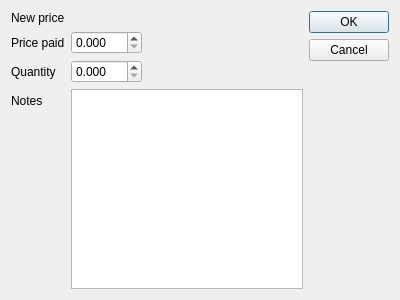
The window that pricedialog.ui (Greezael/sukaldu) describes before a commit, drawn with Qt 5.
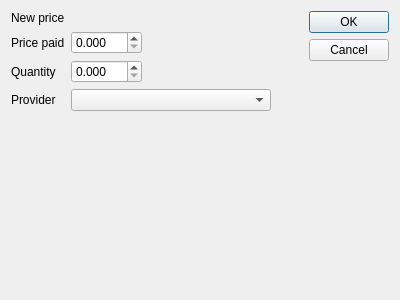
The same window after the commit.

Commit message: Added price providers for the products

What changed in the file:
```diff
--- a/pricedialog.ui
+++ b/pricedialog.ui
@@ -75,12 +75,25 @@
      <item row="5" column="0">
       <widget class="QLabel" name="price_notes_tag">
        <property name="text">
-        <string>Notes</string>
+        <string>Provider</string>
        </property>
       </widget>
      </item>
      <item row="5" column="1">
-      <widget class="QTextEdit" name="price_notes"/>
+      <widget class="QComboBox" name="price_prov">
+       <property name="sizePolicy">
+        <sizepolicy hsizetype="Maximum" vsizetype="Fixed">
+         <horstretch>0</horstretch>
+         <verstretch>0</verstretch>
+        </sizepolicy>
+       </property>
+       <property name="minimumSize">
+        <size>
+         <width>200</width>
+         <height>0</height>
+        </size>
+       </property>
+      </widget>
      </item>
     </layout>
    </item>
```
Left out of the diff: 2 changed lines with no effect on the pictures. The commit also changes 10 other files.
